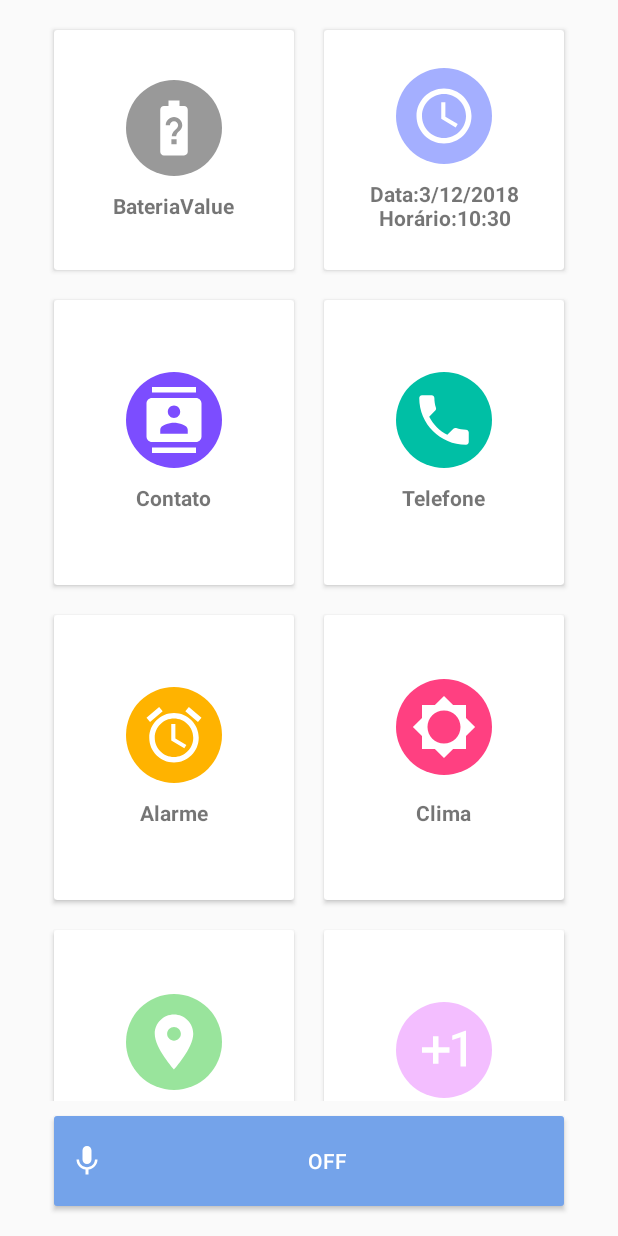
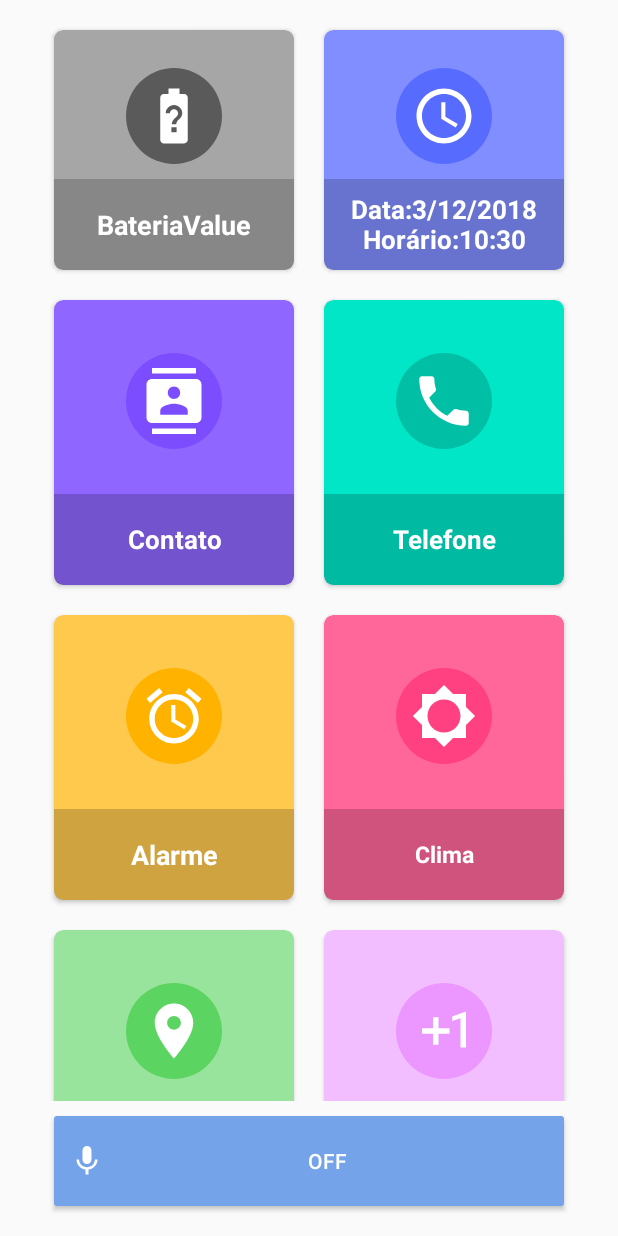
Before and after one commit to lucasmacieldev/ProjetoVoiceTcc, an Android app: the screen it shows after launch (MainActivity), on a phone screen of 412 x 824 dp. Run offline under Robolectric (Android 15) with nearby library versions, the phone set to English and light mode, and no system bars; libraries missing offline, so code that uses them is left out: pub.devrel.easypermissions.

Commit message:
ajuste em layout

```diff
--- a/app/src/main/res/drawable/cerclebackbroudblack.xml
+++ b/app/src/main/res/drawable/cerclebackbroudblack.xml
@@ -1,4 +1,4 @@
 <?xml version="1.0" encoding="utf-8"?>
 <shape android:shape="oval" xmlns:android="http://schemas.android.com/apk/res/android">
-    <solid android:color="@color/black"/>
+    <solid android:color="#5A5A5A"/>
 </shape>
--- a/app/src/main/res/drawable/cerclebackbroudgreen.xml
+++ b/app/src/main/res/drawable/cerclebackbroudgreen.xml
@@ -1,4 +1,5 @@
 <?xml version="1.0" encoding="utf-8"?>
 <shape android:shape="oval" xmlns:android="http://schemas.android.com/apk/res/android">
-    <solid android:color="@color/green"/>
+    <solid android:color="#00BFA5"/>
+
 </shape>
--- a/app/src/main/res/layout/activity_main.xml
+++ b/app/src/main/res/layout/activity_main.xml
@@ -30,13 +30,17 @@
                 android:orientation="horizontal">
 
                 <android.support.v7.widget.CardView
+                    xmlns:card_view="http://schemas.android.com/apk/res-auto"
                     android:id="@+id/bateriaId"
                     android:text="Bateria"
                     android:layout_width="160dp"
                     android:layout_height="160dp"
                     android:layout_margin="10dp"
                     android:clickable="true"
-                    android:foreground="?android:attr/selectableItemBackground">
+                    app:cardBackgroundColor="#a6a6a6"
+                    android:foreground="?android:attr/selectableItemBackground"
+                    card_view:cardCornerRadius="6dp"
+                    >
 
                     <LinearLayout
                         android:layout_width="match_parent"
@@ -49,25 +53,35 @@
                             android:layout_height="64dp"
                             android:background="@drawable/cerclebackbroudblack"
                             android:padding="10dp"
+                            android:layout_marginTop="25dp"
                             android:src="@drawable/ic_battery_unknown_black_24dp" />
 
                         <TextView
-                            android:layout_width="wrap_content"
-                            android:layout_height="wrap_content"
+                            android:layout_width="match_parent"
+                            android:layout_height="match_parent"
                             android:layout_marginTop="10dp"
+                            android:gravity="center"
+                            android:textColor="#ffffff"
+                            android:background="#30000000"
+                            android:textSize="18dp"
                             android:text="BateriaValue"
                             android:id="@+id/bateriaIdText"
+
                             android:textStyle="bold" />
                     </LinearLayout>
                 </android.support.v7.widget.CardView>
 
                 <android.support.v7.widget.CardView
+
+                    xmlns:card_view="http://schemas.android.com/apk/res-auto"
+                    card_view:cardCornerRadius="6dp"
                     android:layout_width="160dp"
                     android:layout_height="160dp"
                     android:layout_margin="10dp"
                     android:clickable="true"
                     android:id="@+id/HorarioId"
                     android:text="Horario e data"
+                    app:cardBackgroundColor="#808eff"
                     android:foreground="?android:attr/selectableItemBackground">
 
                     <LinearLayout
@@ -81,16 +95,20 @@
                             android:layout_width="64dp"
                             android:layout_height="64dp"
                             android:background="@drawable/cerclebackbroudblue"
+                            android:layout_marginTop="25dp"
                             android:padding="10dp"
                             android:src="@drawable/ic_access_time_white_24dp" />
 
                         <TextView
                             android:id="@+id/horariodatatxt"
                             android:layout_width="match_parent"
-                            android:layout_height="wrap_content"
+                            android:layout_height="match_parent"
                             android:layout_marginTop="10dp"
                             android:text="Horário e Data"
                             android:gravity="center"
+                            android:textColor="#ffffff"
+                            android:background="#30000000"
+                            android:textSize="17dp"
                             android:textStyle="bold" />
 
                     </LinearLayout>
@@ -104,12 +122,16 @@
                 android:orientation="horizontal">
 
                 <android.support.v7.widget.CardView
+
+                    xmlns:card_view="http://schemas.android.com/apk/res-auto"
+                    card_view:cardCornerRadius="6dp"
                     android:id="@+id/contatoId"
                     android:text="Lista de contatos"
                     android:layout_width="160dp"
                     android:layout_height="190dp"
                     android:layout_margin="10dp"
                     android:clickable="true"
+                    app:cardBackgroundColor="#8f66ff"
                     android:foreground="?android:attr/selectableItemBackground">
 
                     <LinearLayout
@@ -123,24 +145,34 @@
                             android:layout_height="64dp"
                             android:background="@drawable/cerclebackbroudpurple"
                             android:padding="10dp"
+                            android:layout_marginTop="35dp"
+
                             android:src="@drawable/ic_contacts_black_24dp" />
 
                         <TextView
-                            android:layout_width="wrap_content"
-                            android:layout_height="wrap_content"
-                            android:layout_marginTop="10dp"
+                            android:layout_width="match_parent"
+                            android:layout_height="match_parent"
+                            android:layout_marginTop="30dp"
                             android:text="Contato"
+                            android:gravity="center"
+                            android:textColor="#ffffff"
+                            android:background="#30000000"
+                            android:textSize="17dp"
                             android:textStyle="bold" />
                     </LinearLayout>
                 </android.support.v7.widget.CardView>
 
                 <android.support.v7.widget.CardView
+
+                    xmlns:card_view="http://schemas.android.com/apk/res-auto"
+                    card_view:cardCornerRadius="6dp"
                     android:layout_width="160dp"
                     android:layout_height="190dp"
                     android:layout_margin="10dp"
                     android:clickable="true"
                     android:id="@+id/telefoneId"
                     android:text="Realizar Ligação"
+                    app:cardBackgroundColor="#00e6c7"
                     android:foreground="?android:attr/selectableItemBackground">
 
                     <LinearLayout
@@ -155,13 +187,19 @@
                             android:layout_height="64dp"
                             android:background="@drawable/cerclebackbroudgreen"
                             android:padding="10dp"
+                            android:layout_marginTop="35dp"
+
                             android:src="@drawable/ic_call_black_24dp" />
 
                         <TextView
-                            android:layout_width="wrap_content"
-                            android:layout_height="wrap_content"
-                            android:layout_marginTop="10dp"
+                            android:layout_width="match_parent"
+                            android:layout_height="match_parent"
+                            android:layout_marginTop="30dp"
                             android:text="Telefone"
+                            android:gravity="center"
+                            android:textColor="#ffffff"
+                            android:background="#30000000"
+                            android:textSize="17dp"
                             android:textStyle="bold" />
 
                     </LinearLayout>
@@ -175,12 +213,16 @@
                 android:orientation="horizontal">
 
                 <android.support.v7.widget.CardView
+
+                    xmlns:card_view="http://schemas.android.com/apk/res-auto"
+                    card_view:cardCornerRadius="6dp"
                     android:id="@+id/alarmeId"
                     android:text="Alarme"
                     android:layout_width="160dp"
                     android:layout_height="190dp"
                     android:layout_margin="10dp"
                     android:clickable="true"
+                    app:cardBackgroundColor="#ffc94d"
                     android:foreground="?android:attr/selectableItemBackground"
                     android:focusable="true">
 
@@ -195,25 +237,34 @@
                             android:layout_height="64dp"
                             android:background="@drawable/cerclebackbroudyellow"
                             android:padding="10dp"
+                            android:layout_marginTop="35dp"
                             android:src="@drawable/ic_access_alarm_white_24dp" />
 
                         <TextView
-                            android:layout_width="wrap_content"
-                            android:layout_height="wrap_content"
-                            android:layout_marginTop="10dp"
+                            android:layout_width="match_parent"
+                            android:layout_height="match_parent"
+                            android:layout_marginTop="30dp"
                             android:text="Alarme"
+                            android:gravity="center"
+                            android:textColor="#ffffff"
+                            android:background="#30000000"
+                            android:textSize="18dp"
                             android:textStyle="bold" />
 
                     </LinearLayout>
                 </android.support.v7.widget.CardView>
 
                 <android.support.v7.widget.CardView
+
+                    xmlns:card_view="http://schemas.android.com/apk/res-auto"
+                    card_view:cardCornerRadius="6dp"
                     android:id="@+id/climaId"
                     android:text="Clima"
                     android:layout_width="160dp"
                     android:layout_height="190dp"
                     android:layout_margin="10dp"
                     android:clickable="true"
+                    app:cardBackgroundColor="#ff6699"
                     android:foreground="?android:attr/selectableItemBackground">
 
                     <LinearLayout
@@ -226,18 +277,23 @@
                             android:layout_width="64dp"
                             android:layout_height="64dp"
                             android:background="@drawable/cerclebackbroudpink"
+                            android:layout_marginTop="35dp"
                             android:padding="10dp"
                             android:src="@drawable/ic_brightness_low_white_24dp" />
 
                         <TextView
                             android:id="@+id/climaTxt"
-                            android:layout_width="wrap_content"
-                            android:layout_height="wrap_content"
-                            android:layout_marginTop="10dp"
+                            android:layout_width="match_parent"
+                            android:layout_height="match_parent"
+                            android:layout_marginTop="30dp"
                             android:text="Clima"
+                            android:gravity="center"
+                            android:textColor="#ffffff"
+                            android:background="#30000000"
+                            android:textSize="15dp"
                             android:padding="5dp"
                             android:textStyle="bold"
-                            android:gravity="center"/>
+                            />
 
                     </LinearLayout>
                 </android.support.v7.widget.CardView>
@@ -250,6 +306,9 @@
                 android:orientation="horizontal">
 
                 <android.support.v7.widget.CardView
+
+                    xmlns:card_view="http://schemas.android.com/apk/res-auto"
+                    card_view:cardCornerRadius="6dp"
                     android:id="@+id/localId"
                     android:text="Localização"
                     android:layout_width="160dp"
@@ -257,6 +316,7 @@
                     android:layout_margin="10dp"
                     android:clickable="true"
                     android:foreground="?android:attr/selectableItemBackground"
+                    app:cardBackgroundColor="#99E49D"
                     android:focusable="true">
 
                     <LinearLayout
@@ -269,22 +329,28 @@
                             android:layout_width="64dp"
                             android:layout_height="64dp"
                             android:background="@drawable/cerclebackbroudverde"
+                            android:layout_marginTop="35dp"
                             android:padding="10dp"
                             android:src="@drawable/ic_location_on_white_24dp" />
 
                         <TextView
                             android:id="@+id/txtlocal"
-                            android:layout_width="wrap_content"
-                            android:layout_height="wrap_content"
-                            android:layout_marginTop="10dp"
+                            android:layout_width="match_parent"
+                            android:layout_height="match_parent"
+                            android:layout_marginTop="30dp"
                             android:text="Localização"
                             android:gravity="center"
-                            android:padding="5dp"
+                            android:textColor="#ffffff"
+                            android:background="#30000000"
+                            android:textSize="17dp"
                             android:textStyle="bold" />
 
                     </LinearLayout>
                 </android.support.v7.widget.CardView>
                 <android.support.v7.widget.CardView
+
+                    xmlns:card_view="http://schemas.android.com/apk/res-auto"
+                    card_view:cardCornerRadius="6dp"
                     android:id="@+id/calcId"
                     android:text="Calculadora"
                     android:layout_width="160dp"
@@ -292,6 +358,8 @@
                     android:layout_margin="10dp"
                     android:clickable="true"
                     android:foreground="?android:attr/selectableItemBackground"
+                    app:cardBackgroundColor="#F3BEFF"
+
                     android:focusable="true">
 
                     <LinearLayout
@@ -304,14 +372,19 @@
                             android:layout_width="64dp"
                             android:layout_height="64dp"
                             android:background="@drawable/cerclebackbrouddefault1"
+                            android:layout_marginTop="35dp"
                             android:padding="10dp"
                             android:src="@drawable/ic_exposure_plus_1_black_24dp" />
 
                         <TextView
-                            android:layout_width="wrap_content"
-                            android:layout_height="wrap_content"
-                            android:layout_marginTop="10dp"
+                            android:layout_width="match_parent"
+                            android:layout_height="match_parent"
+                            android:layout_marginTop="30dp"
                             android:text="Calculadora"
+                            android:gravity="center"
+                            android:textColor="#ffffff"
+                            android:background="#30000000"
+                            android:textSize="17dp"
                             android:textStyle="bold" />
 
                     </LinearLayout>
@@ -326,12 +399,16 @@
                 android:orientation="horizontal">
 
                 <android.support.v7.widget.CardView
+
+                    xmlns:card_view="http://schemas.android.com/apk/res-auto"
+                    card_view:cardCornerRadius="6dp"
                     android:id="@+id/BtnPermissoes"
                     android:text="Localização"
                     android:layout_width="160dp"
                     android:layout_height="190dp"
                     android:layout_margin="10dp"
                     android:clickable="true"
+                    app:cardBackgroundColor="#9c9549"
                     android:foreground="?android:attr/selectableItemBackground"
                     android:focusable="true">
 
@@ -339,6 +416,7 @@
                         android:layout_width="match_parent"
                         android:layout_height="match_parent"
                         android:gravity="center"
+
                         android:orientation="vertical">
 
                         <ImageView
@@ -346,15 +424,18 @@
                             android:layout_height="64dp"
                             android:background="@drawable/cerclebackbroudpermissoes"
                             android:padding="10dp"
+                            android:layout_marginTop="35dp"
                             android:src="@drawable/ic_build_black_24dp" />
 
                         <TextView
-                            android:layout_width="wrap_content"
-                            android:layout_height="wrap_content"
-                            android:layout_marginTop="10dp"
+                            android:layout_width="match_parent"
+                            android:layout_height="match_parent"
+                            android:layout_marginTop="30dp"
                             android:text="Permissões"
                             android:gravity="center"
-                            android:padding="5dp"
+                            android:textColor="#ffffff"
+                            android:background="#30000000"
+                            android:textSize="17dp"
                             android:textStyle="bold" />
 
                     </LinearLayout>
```
